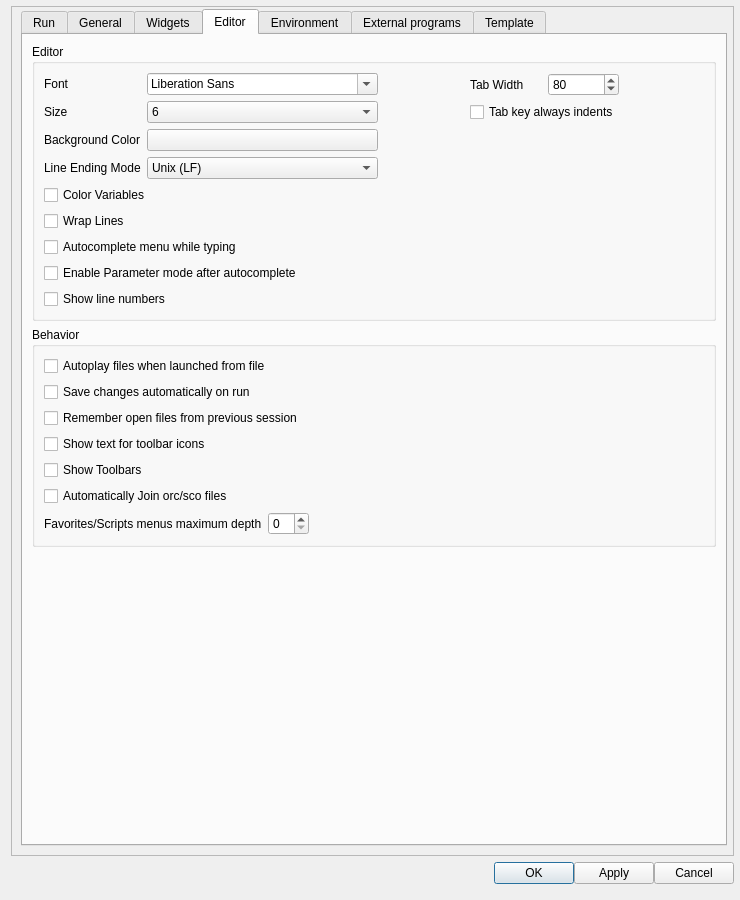
First picture: the form in src/configdialog.ui, repository CsoundQt/CsoundQt, before the edit.
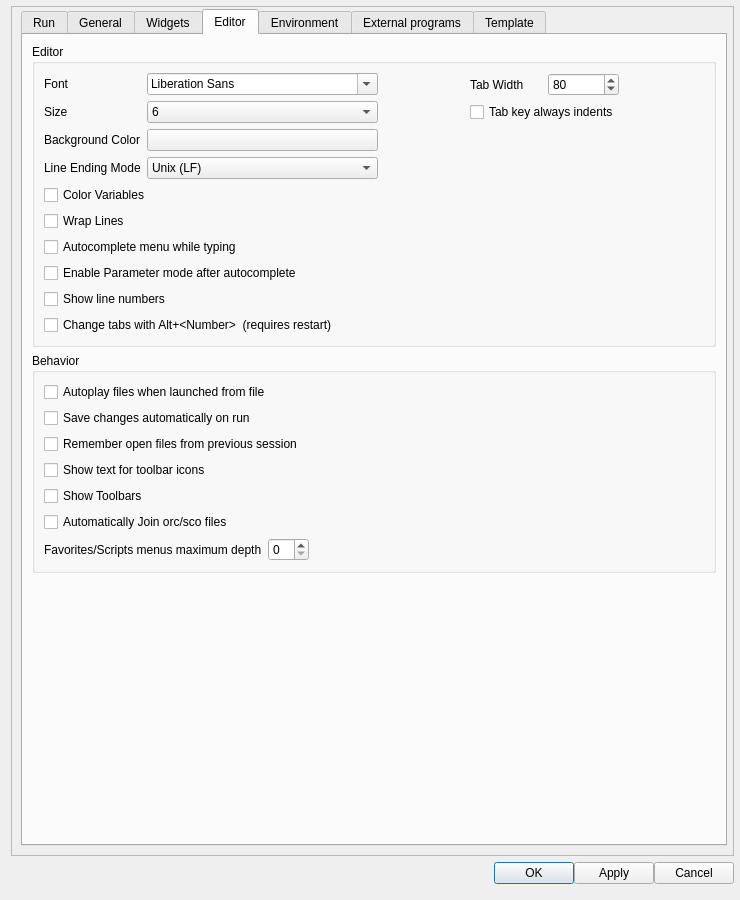
Second picture: the form after the edit. The open tabs and pages were chosen to show the change.

Commit message: Added option to swithc Alt+shortcuts out for tabchanges.

What changed in the file:
```diff
--- a/src/configdialog.ui
+++ b/src/configdialog.ui
@@ -37,8 +37,8 @@
        <rect>
         <x>0</x>
         <y>0</y>
-        <width>724</width>
-        <height>842</height>
+        <width>842</width>
+        <height>863</height>
        </rect>
       </property>
       <layout class="QGridLayout" name="gridLayout_18">
@@ -1271,6 +1271,16 @@
                   </property>
                  </widget>
                 </item>
+                <item>
+                 <widget class="QCheckBox" name="tabShortcutActiveCheckBox">
+                  <property name="text">
+                   <string>Change tabs with Alt+&lt;Number&gt;  (requires restart)</string>
+                  </property>
+                  <property name="checked">
+                   <bool>false</bool>
+                  </property>
+                 </widget>
+                </item>
                </layout>
               </item>
               <item row="0" column="1">
```
Left out of the diff: 2 changed lines with no effect on the pictures. The commit also changes 4 other files.
